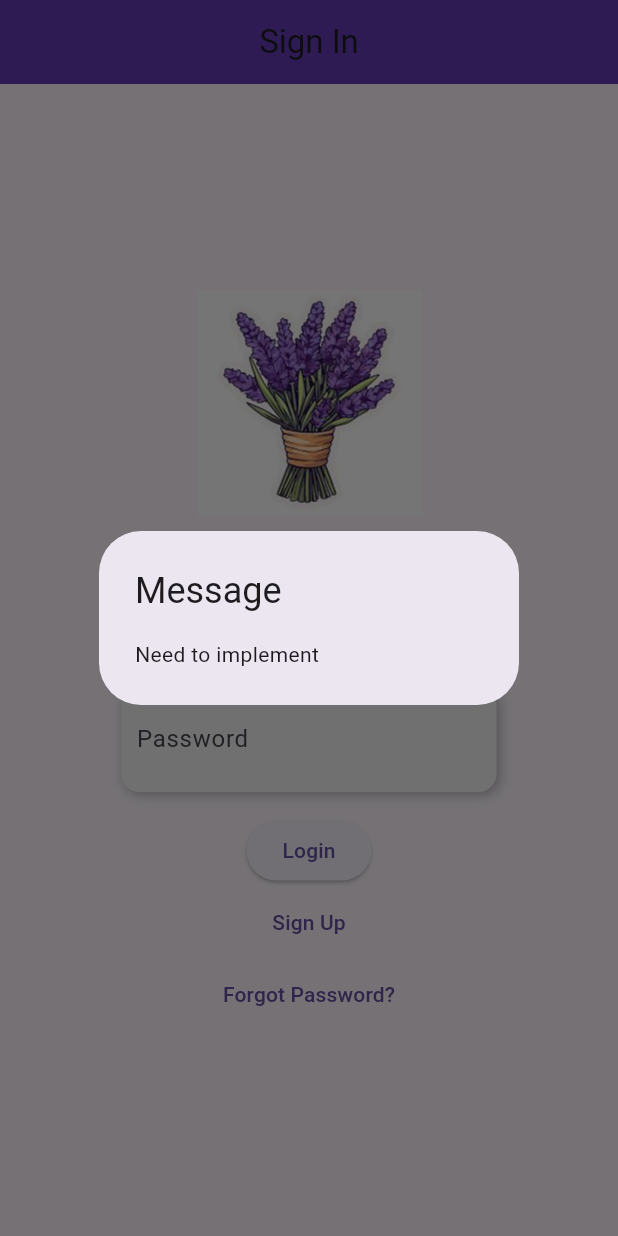
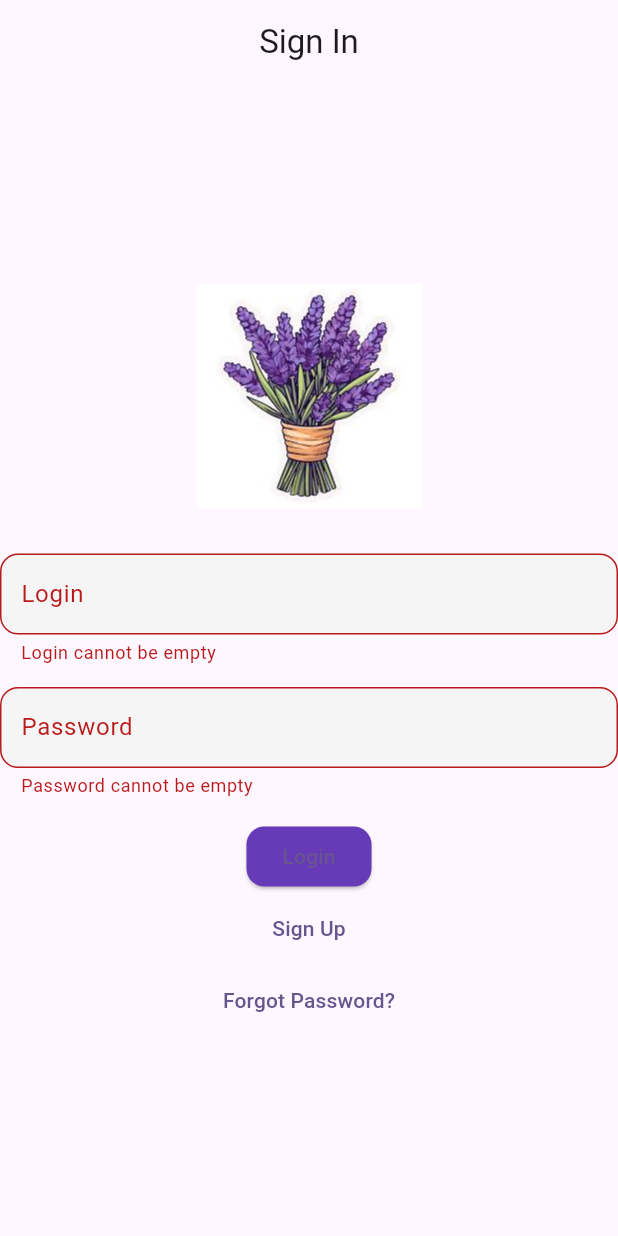
Before and after one commit to And11111111/6, a Flutter app: the screen it shows after launch, after a tap on "Login", on a phone screen of 412 x 824 dp. Run offline on Flutter 3.47's test engine with Material 3 defaults, Android fonts, the phone set to English and light mode, and no system bars.

Commit message:
Опис ваших змін

```diff
--- a/lib/main.dart
+++ b/lib/main.dart
@@ -16,6 +16,22 @@ class MyApp extends StatelessWidget {
       theme: ThemeData(
         colorScheme: ColorScheme.fromSeed(seedColor: Colors.deepPurple),
         useMaterial3: true,
+        inputDecorationTheme: InputDecorationTheme(
+          filled: true,
+          fillColor: Colors.grey[100],
+          border: OutlineInputBorder(
+            borderRadius: BorderRadius.circular(12),
+            borderSide: const BorderSide(color: Colors.deepPurple),
+          ),
+          contentPadding: const EdgeInsets.symmetric(vertical: 15, horizontal: 10),
+          hintStyle: TextStyle(color: Colors.grey[600]),
+        ),
+        elevatedButtonTheme: ElevatedButtonThemeData(
+          style: ElevatedButton.styleFrom(
+            backgroundColor: Colors.deepPurple,
+            shape: RoundedRectangleBorder(borderRadius: BorderRadius.circular(12)),
+          ),
+        ),
       ),
       home: const SignInScreen(),
     );
--- a/lib/screens/SignInScreen.dart
+++ b/lib/screens/SignInScreen.dart
@@ -1,153 +1,80 @@
 import 'package:flutter/material.dart';
-import 'package:lab6/screens/ForgetPassword.dart';
-import 'package:lab6/screens/SignUPScreen.dart';
+import 'ForgetPassword.dart';
+import 'SignUPScreen.dart';
 
 class SignInScreen extends StatelessWidget {
   const SignInScreen({Key? key}) : super(key: key);
 
   @override
   Widget build(BuildContext context) {
-    return MaterialApp(
-      theme: ThemeData(useMaterial3: true),
-      debugShowCheckedModeBanner: false,
-      home: const _MainScreen(),
-    );
-  }
-}
+    final _formKey = GlobalKey<FormState>();
+    String login = '';
+    String password = '';
 
-class _MainScreen extends StatelessWidget {
-  const _MainScreen();
-
-  @override
-  Widget build(BuildContext context) {
-
-    void goToForgetPassword() {
-      Navigator.push(
-        context,
-        MaterialPageRoute(
-          builder: (context) => const ForgetPasswordScreen(),
+    return Scaffold(
+      appBar: AppBar(
+        title: const Text('Sign In'),
+        centerTitle: true,
+      ),
+      body: Center(
+        child: Form(
+          key: _formKey,
+          child: Column(
+            mainAxisAlignment: MainAxisAlignment.center,
+            children: [
+              Image.asset('assets/logo2.jpeg', width: 150, height: 150),
+              const SizedBox(height: 30),
+              TextFormField(
+                decoration: const InputDecoration(labelText: 'Login', hintText: 'Enter your login'),
+                validator: (value) {
+                  if (value == null || value.isEmpty) return 'Login cannot be empty';
+                  return null;
+                },
+                onSaved: (value) => login = value!,
+              ),
+              const SizedBox(height: 15),
+              TextFormField(
+                obscureText: true,
+                decoration: const InputDecoration(labelText: 'Password', hintText: 'Enter your password'),
+                validator: (value) {
+                  if (value == null || value.isEmpty) return 'Password cannot be empty';
+                  if (value.length < 7) return 'Password must be at least 7 characters long';
+                  return null;
+                },
+                onSaved: (value) => password = value!,
+              ),
+              const SizedBox(height: 15),
+              ElevatedButton(
+                onPressed: () {
+                  if (_formKey.currentState!.validate()) {
+                    _formKey.currentState!.save();
+                    showDialog(
+                      context: context,
+                      builder: (ctx) => const AlertDialog(
+                        title: Text('Success'),
+                        content: Text('Login successful!'),
                       ),
                     );
                   }
-
-    void goToSignUpScreen() {
-      Navigator.push(
-        context,
-        MaterialPageRoute(
-          builder: (context) =>  SignUPScreen(),
-        ),
-      );
-    }
-
-    return Scaffold(
-        appBar: AppBar(
-        title: const Text('Sign In'), // Заголовок AppBar
-    centerTitle: true, // Центрує заголовок
-    backgroundColor: Colors.deepPurple,),
-      body: Center(
-        child: Column(
-          mainAxisAlignment: MainAxisAlignment.center,
-          children: [
-          Image.asset(
-            'assets/logo2.jpeg',
-            width: 150,
-            height: 150,
-            fit: BoxFit.cover,
-          ),
-            const SizedBox(height: 30,),
-
-            Container(
-              width: 250,
-              decoration: BoxDecoration(
-                color: Colors.grey[100],
-                borderRadius: BorderRadius.circular(12),
-                boxShadow: [
-                  BoxShadow(
-                    color: Colors.black26,
-                    blurRadius: 6,
-                    offset: Offset(2, 2),
-                  ),
-                ],
-              ),
-              child: TextField(
-                decoration: InputDecoration(
-                  contentPadding: const EdgeInsets.symmetric(
-                    vertical: 15,
-                    horizontal: 10,
-                  ),
-                  hintText: 'Enter your login...',
-                  hintStyle: TextStyle(color: Colors.grey[600]),
-                  labelText: 'Login',
-                  border: InputBorder.none,
-                ),
-                style: const TextStyle(fontSize: 16),
-              ),
-            ),
-            const SizedBox(height: 15),
-
-
-
-            Container(
-              width: 250,
-              decoration: BoxDecoration(
-                color: Colors.grey[100],
-                borderRadius: BorderRadius.circular(12),
-                boxShadow: [
-                  BoxShadow(
-                    color: Colors.black26,
-                    blurRadius: 6,
-                    offset: Offset(2, 2),
-                  ),
-                ],
-              ),
-              child: TextField(
-                obscureText: true, // *******
-                decoration: InputDecoration(
-                  contentPadding: const EdgeInsets.symmetric(
-                    vertical: 15,
-                    horizontal: 10,
-                  ),
-                  hintText: 'Enter your password...',
-                  hintStyle: TextStyle(color: Colors.grey[600]),
-                  labelText: 'Password',
-                  border: InputBorder.none,
-                ),
-                style: const TextStyle(fontSize: 16),
-              ),
-            ),
-            const SizedBox(height: 15),
-
-
-
-            ElevatedButton(
-              onPressed: () {
-                showDialog(
-                  context: context,
-                  builder: (BuildContext ctx) {
-                    return const AlertDialog(
-                      title: Text('Message'),
-                      content: Text("Need to implement"),
-                    );
-                  },
-                );
                 },
                 child: const Text("Login"),
               ),
               TextButton(
-              onPressed: goToSignUpScreen,
-              child: const Text(
-                'Sign Up',
-                style: TextStyle(),
+                onPressed: () => Navigator.push(
+                  context,
+                  MaterialPageRoute(builder: (context) => const SignUPScreen()),
                 ),
+                child: const Text('Sign Up'),
               ),
               TextButton(
-              onPressed: goToForgetPassword,
-              child: const Text(
-                'Forgot Password?',
-                style: TextStyle(),
+                onPressed: () => Navigator.push(
+                  context,
+                  MaterialPageRoute(builder: (context) => const ForgetPasswordScreen()),
                 ),
+                child: const Text('Forgot Password?'),
               ),
             ],
+          ),
         ),
       ),
     );
```
Also changed, not shown: lib/screens/ForgetPassword.dart (+31 -44 lines), lib/screens/SignUpScreen.dart (+50 -96 lines). Lines whose indentation alone changed are shown as unchanged.
